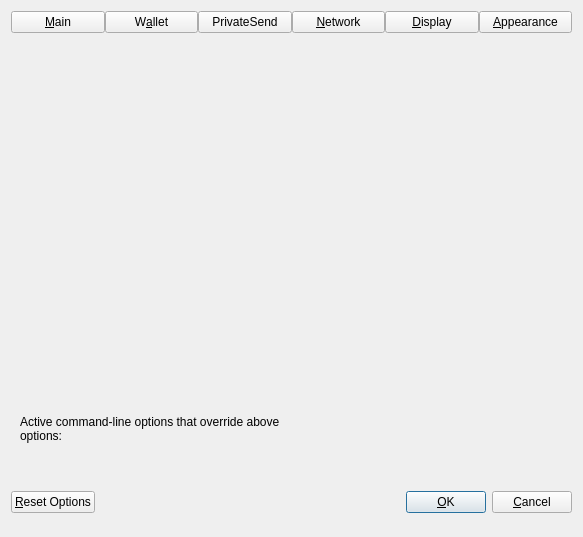
Before: the Qt Designer form src/qt/forms/optionsdialog.ui in xdustinface/dash, drawn with Qt 5.
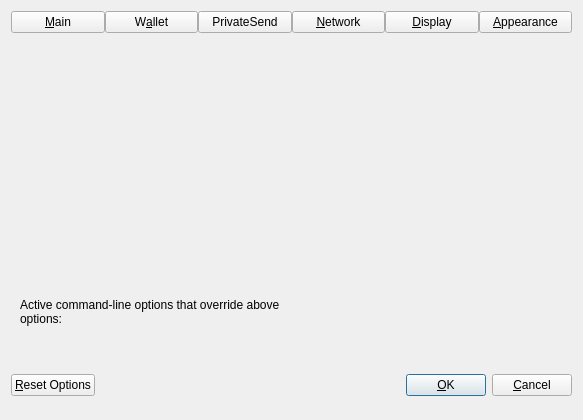
After: the same form once the commit is applied. Custom widgets are drawn as their Qt base class.

Commit message: qt: Decrease height of OptionsDialog

The edit to the form file:
```diff
--- a/src/qt/forms/optionsdialog.ui
+++ b/src/qt/forms/optionsdialog.ui
@@ -7,7 +7,7 @@
     <x>0</x>
     <y>0</y>
     <width>583</width>
-    <height>537</height>
+    <height>420</height>
    </rect>
   </property>
   <property name="sizePolicy">
```
